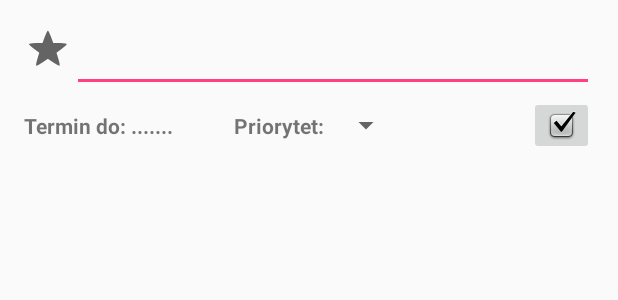
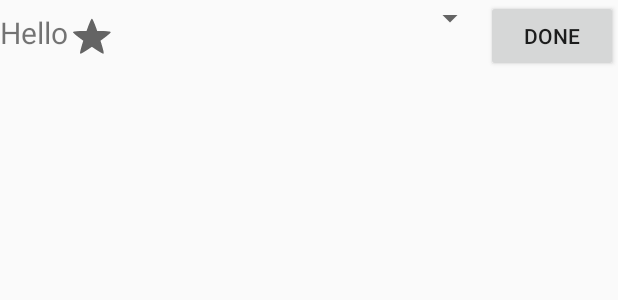
Before and after one commit to sekut1626/todo, an Android app: the layout item_todo.xml on its own in the app's theme, with its tools: preview values and no code run, on a phone screen of 412 x 824 dp. Shown: the top 300 px of the screen. Run offline under Robolectric (Android 15) with nearby library versions, the phone set to English and light mode, and no system bars.

Commit message:
dzialajace dodawnie i usuwanie

```diff
--- a/app/src/main/AndroidManifest.xml
+++ b/app/src/main/AndroidManifest.xml
@@ -15,7 +15,6 @@
                 <category android:name="android.intent.category.LAUNCHER" />
             </intent-filter>
         </activity>
-        <activity android:name=".Projects" />
     </application>
 
 </manifest>
--- a/app/src/main/java/com/example/sebastian/mytodo/CustomAdapterSpinner.java
+++ b/app/src/main/java/com/example/sebastian/mytodo/CustomAdapterSpinner.java
@@ -38,6 +38,8 @@ public class CustomAdapterSpinner extends ArrayAdapter<ItemData> {
         ImageView imageView = (ImageView) itemView.findViewById(R.id.img);
         imageView.setImageResource(list.get(position).getImageId());
 
+        TextView textView = (TextView) itemView.findViewById(R.id.txt);
+        textView.setText(list.get(position).getText());
         return itemView;
     }
 
--- a/app/src/main/java/com/example/sebastian/mytodo/db/TaskDbHelper.java
+++ b/app/src/main/java/com/example/sebastian/mytodo/db/TaskDbHelper.java
@@ -24,8 +24,8 @@ public class TaskDbHelper extends SQLiteOpenHelper {
                 TaskContract.TaskEntry._ID + " INTEGER PRIMARY KEY AUTOINCREMENT, " +
                 TaskContract.TaskEntry.COL_TASK_TITLE + " TEXT NOT NULL, " +
                 TaskContract.TaskEntry.COL_TASK_STAR + " INTEGER" +
-                TaskContract.TaskEntry.COL_TASK_PRIORITY + " INTEGER " +
-                TaskContract.TaskEntry.COL_TASK_DATE + " TEXT " +");";
+                TaskContract.TaskEntry.COL_TASK_PRIORITY + " INTEGER " +");";
+
 
         db.execSQL(createTable);
     }
--- a/app/src/main/res/layout/item_todo.xml
+++ b/app/src/main/res/layout/item_todo.xml
@@ -1,94 +1,40 @@
 <?xml version="1.0" encoding="utf-8"?>
-<RelativeLayout xmlns:android="http://schemas.android.com/apk/res/android"
-    xmlns:app="http://schemas.android.com/apk/res-auto"
-    xmlns:tools="http://schemas.android.com/tools"
-    android:id="@+id/activity_main"
+<LinearLayout xmlns:android="http://schemas.android.com/apk/res/android"
     android:layout_width="match_parent"
-    android:layout_height="match_parent"
-    android:paddingBottom="@dimen/activity_vertical_margin"
-    android:paddingLeft="@dimen/activity_horizontal_margin"
-    android:paddingRight="@dimen/activity_horizontal_margin"
-    android:paddingTop="@dimen/activity_vertical_margin"
-    tools:context="com.example.sebastian.mytodo.MainActivity">
+    android:layout_height="match_parent">
 
-    <RelativeLayout
+    <TextView
+        android:id="@+id/task_title"
         android:layout_width="wrap_content"
-        android:layout_height="wrap_content">
+        android:layout_height="wrap_content"
+        android:layout_alignParentLeft="true"
+        android:layout_alignParentStart="true"
+        android:text="Hello"
+        android:textSize="20sp" />
+
 
     <CheckBox
         android:layout_width="wrap_content"
         android:layout_height="wrap_content"
+        android:layout_below="@+id/taketask"
+        android:layout_marginTop="0dp"
         android:id="@+id/checkBox1"
         android:onClick="setCheckBoxStar"
-            style="?android:attr/starStyle"
-            android:layout_alignParentTop="true"
-            android:layout_alignParentLeft="true"
-            android:layout_alignParentStart="true"
-            android:layout_alignBottom="@+id/taketask" />
+        style="?android:attr/starStyle"/>
 
-        <TextView
-            android:ems="10"
-            android:id="@+id/task_title"
-            android:layout_height="wrap_content"
-            android:layout_width="wrap_content"
-            style="@style/Widget.AppCompat.AutoCompleteTextView"
-            android:layout_alignParentTop="true"
-            android:layout_alignParentRight="true"
-            android:layout_alignParentEnd="true"
-            android:layout_toRightOf="@+id/checkBox1"
-            android:layout_toEndOf="@+id/checkBox1" />
-
-    </RelativeLayout>
-
-    <RelativeLayout
+    <Spinner
         android:layout_width="match_parent"
         android:layout_height="wrap_content"
-        android:layout_marginTop="48dp"
-        >
+        android:id="@+id/spinner2"
+        android:layout_weight="1" />
 
-        <TextView
+    <Button
+        android:id="@+id/deleteTask"
         android:layout_width="wrap_content"
         android:layout_height="wrap_content"
-            android:id="@+id/textViewDate"
-            android:text="Termin do: ......."
-            android:onClick="showDatePickerDialog"
-            android:layout_centerVertical="true"
-            android:layout_alignParentLeft="true"
-            android:layout_alignParentStart="true"
-            android:textStyle="normal|bold" />
+        android:layout_alignParentEnd="true"
+        android:layout_alignParentRight="true"
+        android:text="Done"
+        android:onClick="deleteTask" />
 
-        <TextView
-            android:layout_width="wrap_content"
-            android:layout_height="wrap_content"
-            android:text="            Priorytet: "
-            android:id="@+id/TextP"
-            android:onClick="showDatePickerDialog"
-            android:layout_alignBottom="@+id/spinner"
-            android:layout_centerVertical="true"
-            android:layout_alignParentLeft="true"
-            android:layout_alignParentStart="true"
-            android:layout_marginLeft="79dp"
-            android:layout_marginStart="100dp"
-            android:textStyle="normal|bold" />
-
-        <Spinner
-            android:layout_width="wrap_content"
-            android:layout_height="wrap_content"
-            android:id="@+id/spinner2"
-            android:layout_centerVertical="true"
-            android:layout_toRightOf="@+id/TextP"
-            android:layout_toEndOf="@+id/TextP" />
-
-        <ImageButton
-            android:layout_width="wrap_content"
-            android:layout_height="wrap_content"
-            app:srcCompat="@android:drawable/checkbox_on_background"
-            android:id="@+id/deleteTaskBtn"
-            android:layout_alignTop="@+id/spinner2"
-            android:layout_alignParentRight="true"
-            android:layout_alignParentEnd="true"
-            android:onClick="deleteeTask"/>
-
-    </RelativeLayout>
-
-</RelativeLayout>
+</LinearLayout>
--- a/app/src/main/res/menu/main_menu.xml
+++ b/app/src/main/res/menu/main_menu.xml
@@ -6,9 +6,6 @@
         android:id="@+id/action_tasks"
         android:title="zadania" />
     <item
-        android:id="@+id/action_projects"
-        android:title="projekty" />
-    <item
         android:id="@+id/action_notes"
         android:title="notatki" />
     <item
```
Also changed, not shown: app/src/main/java/com/example/sebastian/mytodo/DatePickerFragment.java (deleted, +0 -36 lines), app/src/main/java/com/example/sebastian/mytodo/ItemData.java (+6 -2 lines), app/src/main/java/com/example/sebastian/mytodo/MainActivity.java (+45 -57 lines), app/src/main/java/com/example/sebastian/mytodo/Projects.java (deleted, +0 -43 lines), app/src/main/java/com/example/sebastian/mytodo/db/CursorDb.java (+6 -6 lines), app/src/main/java/com/example/sebastian/mytodo/db/TaskContract.java (+4 -3 lines), app/src/main/res/layout/activity_main.xml (+0 -25 lines), app/src/main/res/layout/activity_projects.xml (deleted, +0 -19 lines). Lines whose indentation alone changed are shown as unchanged.
